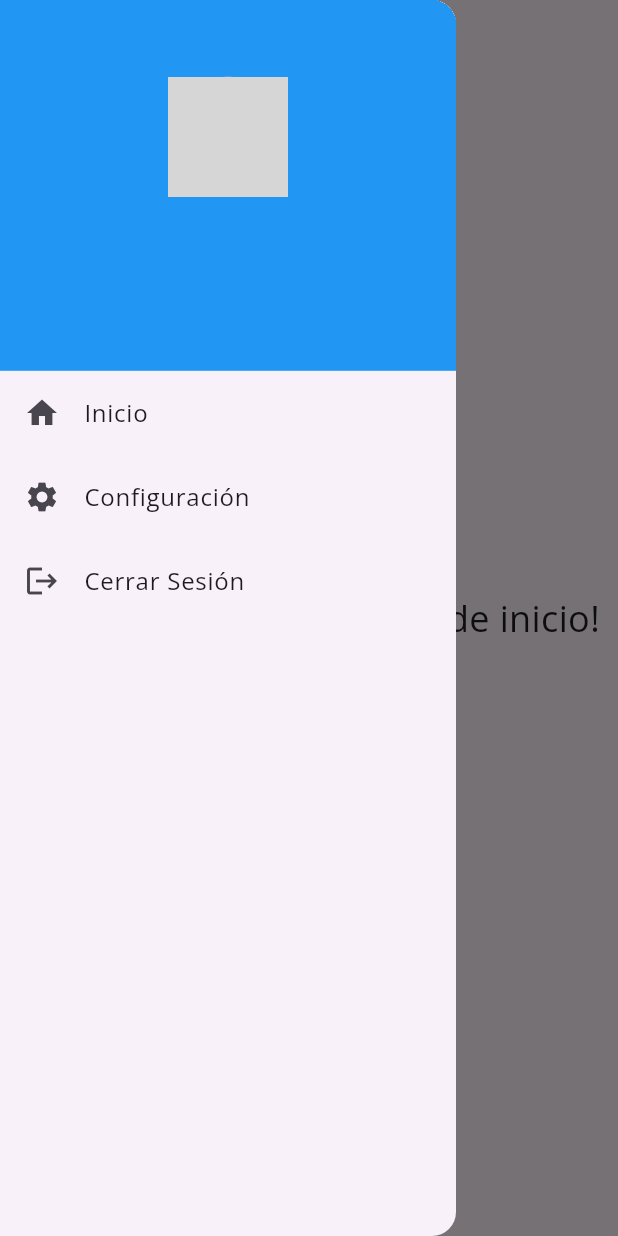
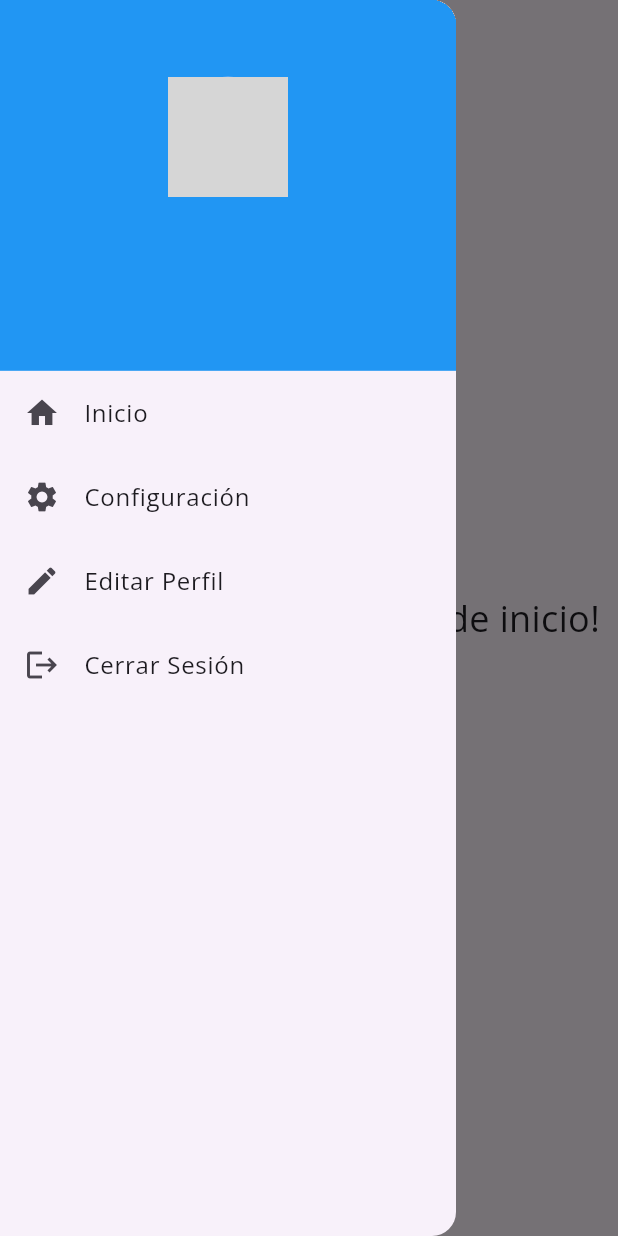
Before and after one commit to Andrezvd/LFRU-UIS, a Flutter app: the HomeScreen screen opened by its route, with the side drawer open, on a phone screen of 412 x 824 dp. Run offline on Flutter 3.47's test engine with Material 3 defaults, Android fonts, the phone set to English and light mode, and no system bars; our stand-ins replace cloud_firestore, firebase_auth, firebase_core, firebase_storage, image_picker; accounts and stored records are empty; network calls fail; grey boxes are pictures that could not be loaded.

Commit message:
perfil de usuarios creado y opcion de edición de perfil

```diff
--- a/analysis_options.yaml
+++ b/analysis_options.yaml
@@ -7,6 +7,10 @@
 
 # The following line activates a set of recommended lints for Flutter apps,
 # packages, and plugins designed to encourage good coding practices.
+
+analyzer:
+  errors:
+    library_private_types_in_public_api: ignore
 include: package:flutter_lints/flutter.yaml
 
 linter:
--- /dev/null
+++ b/lib/models/userModel.dart
@@ -0,0 +1,19 @@
+class UserModel {
+  final String name;
+  final String title;
+  final String imageUrl;
+
+  UserModel({
+    required this.name,
+    required this.title,
+    required this.imageUrl,
+  });
+
+  factory UserModel.fromMap(Map<String, dynamic> data) {
+    return UserModel(
+      name: data['usuario'] ?? 'Nombre por defecto',
+      title: data['Titulo'] ?? 'Título por defecto',
+      imageUrl: data['imageUrl'] ?? 'https://via.placeholder.com/150', // URL de imagen por defecto
+    );
+  }
+}
--- a/lib/vistas/home/menu_lateral.dart
+++ b/lib/vistas/home/menu_lateral.dart
@@ -1,32 +1,20 @@
 import 'package:flutter/material.dart';
 import 'package:cloud_firestore/cloud_firestore.dart';
 import 'package:firebase_auth/firebase_auth.dart';
+import 'package:lfru_app/models/userModel.dart';
+import 'package:lfru_app/vistas/perfil_screens/perfil.dart';
+import 'package:lfru_app/vistas/perfil_screens/editar_perfil.dart';
 
-class UserModel {
-  final String name;
-  final String title;
-  final String imageUrl;
+class MenuLateral extends StatefulWidget {
+  final Function(BuildContext) logoutCallback;
 
-  UserModel({
-    required this.name,
-    required this.title,
-    required this.imageUrl,
-  });
+  const MenuLateral({required this.logoutCallback, super.key});
 
-  factory UserModel.fromMap(Map<String, dynamic> data) {
-    return UserModel(
-      name: data['usuario'] ?? 'Nombre por defecto',
-      title: data['Titulo'] ?? 'Título por defecto',
-      imageUrl: data['imageUrl'] ?? 'https://via.placeholder.com/150', // URL de imagen por defecto
-    );
-  }
+  @override
+  _MenuLateralState createState() => _MenuLateralState();
 }
 
-class MenuLateral extends StatelessWidget {
-  final Function(BuildContext) logoutCallback;
-
-  const MenuLateral({required this.logoutCallback, Key? key}) : super(key: key);
-
+class _MenuLateralState extends State<MenuLateral> {
   Future<UserModel?> getUserData() async {
     String? userId = FirebaseAuth.instance.currentUser?.uid;
 
@@ -51,11 +39,11 @@ class MenuLateral extends StatelessWidget {
             future: getUserData(),
             builder: (context, snapshot) {
               if (snapshot.connectionState == ConnectionState.waiting) {
-                return Center(child: CircularProgressIndicator()); // Cargando
+                return const Center(child: CircularProgressIndicator()); // Cargando
               }
 
               if (snapshot.hasError) {
-                return Center(child: Text('Error al cargar datos del usuario'));
+                return const Center(child: Text('Error al cargar datos del usuario'));
               }
 
               final user = snapshot.data;
@@ -69,9 +57,24 @@ class MenuLateral extends StatelessWidget {
                     child: Column(
                       mainAxisAlignment: MainAxisAlignment.center,
                       children: [
-                        CircleAvatar(
-                          radius: 40, // Ajusta el tamaño según sea necesario
-                          backgroundImage: NetworkImage(user?.imageUrl ?? 'https://via.placeholder.com/150'), // Imagen del usuario
+                        GestureDetector(
+                          onTap: () {
+                            if (user != null) {
+                              // Navegar a la pantalla de perfil del usuario solo si 'user' no es nulo
+                              Navigator.push(
+                                context,
+                                MaterialPageRoute(builder: (context) => UserProfileScreen(user: user)),
+                              );
+                            } else {
+                              ScaffoldMessenger.of(context).showSnackBar(
+                                const SnackBar(content: Text('Datos de usuario no disponibles')),
+                              );
+                            }
+                          },
+                          child: CircleAvatar(
+                            radius: 40, // Ajusta el tamaño según sea necesario
+                            backgroundImage: NetworkImage(user?.imageUrl ?? 'https://via.placeholder.com/150'), // Imagen del usuario
+                          ),
                         ),
                         const SizedBox(height: 8),
                         Text(
@@ -106,9 +109,26 @@ class MenuLateral extends StatelessWidget {
                     },
                   ),
                   ListTile(
+                    leading: const Icon(Icons.edit),
+                    title: const Text('Editar Perfil'),
+                    onTap: () {
+                      if (user != null) {
+                        // Navegar a la pantalla de editar perfil solo si 'user' no es nulo
+                        Navigator.push(
+                          context,
+                          MaterialPageRoute(builder: (context) => EditProfileScreen(user: user)),
+                        );
+                      } else {
+                        ScaffoldMessenger.of(context).showSnackBar(
+                          const SnackBar(content: Text('Datos de usuario no disponibles')),
+                        );
+                      }
+                    },
+                  ),
+                  ListTile(
                     leading: const Icon(Icons.logout),
                     title: const Text('Cerrar Sesión'),
-                    onTap: () => logoutCallback(context), // Ejecuta el logout al hacer clic
+                    onTap: () => widget.logoutCallback(context), // Ejecuta el logout al hacer clic
                   ),
                 ],
               );
--- a/lib/vistas/iniciar_sesion/registro.dart
+++ b/lib/vistas/iniciar_sesion/registro.dart
@@ -56,7 +56,6 @@ class _RegistroPageState extends State<RegistroPage> {
       // Regresar a la pantalla de inicio de sesión
       Navigator.pop(context);
     } on FirebaseAuthException catch (e) {
-      print("Error al registrar: $e");
       ScaffoldMessenger.of(context).showSnackBar(
         SnackBar(content: Text("Error: ${e.message}")),
       );
--- a/pubspec.yaml
+++ b/pubspec.yaml
@@ -38,6 +38,8 @@ dependencies:
   firebase_core: ^3.6.0
   firebase_auth: ^5.3.1
   cloud_firestore: ^5.4.4
+  firebase_storage: ^12.3.4
+  image_picker: ^1.0.0
 
 dev_dependencies:
   flutter_test:
```
Also changed, not shown: lib/vistas/perfil_screens/editar_perfil.dart (added, +102 -0 lines), lib/vistas/perfil_screens/perfil.dart (added, +39 -0 lines), pubspec.lock, 5 other files.
